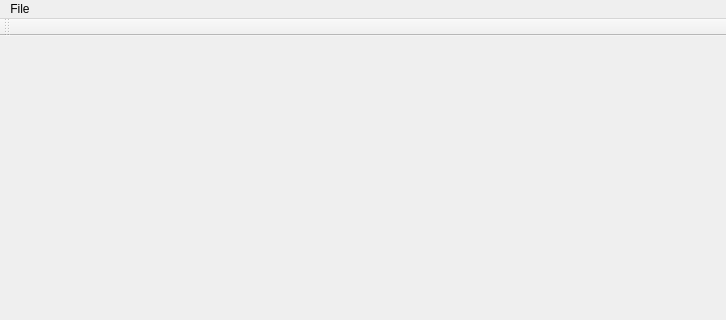
Qt form mainwindow.ui (tkyashiro/LogViewer) before a commit; both pictures show x 0 to 726 and y 0 to 320 of the 726 by 482 pixel window.
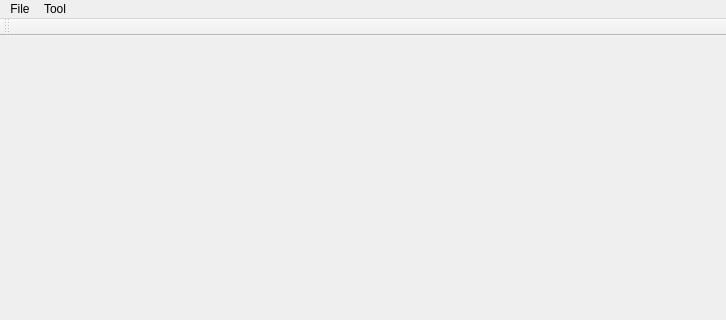
The same form after that commit.

The edit to the form file:
```diff
--- a/mainwindow.ui
+++ b/mainwindow.ui
@@ -20,7 +20,7 @@
      <x>0</x>
      <y>0</y>
      <width>726</width>
-     <height>24</height>
+     <height>21</height>
     </rect>
    </property>
    <widget class="QMenu" name="menuFile">
@@ -30,7 +30,14 @@
     <addaction name="actionOpen"/>
     <addaction name="actionRecent"/>
    </widget>
+   <widget class="QMenu" name="menuSettings">
+    <property name="title">
+     <string>Tool</string>
+    </property>
+    <addaction name="actionSettings"/>
+   </widget>
    <addaction name="menuFile"/>
+   <addaction name="menuSettings"/>
   </widget>
   <widget class="QToolBar" name="mainToolBar">
    <attribute name="toolBarArea">
```
Left out of the diff: 5 changed lines with no effect on the pictures.
